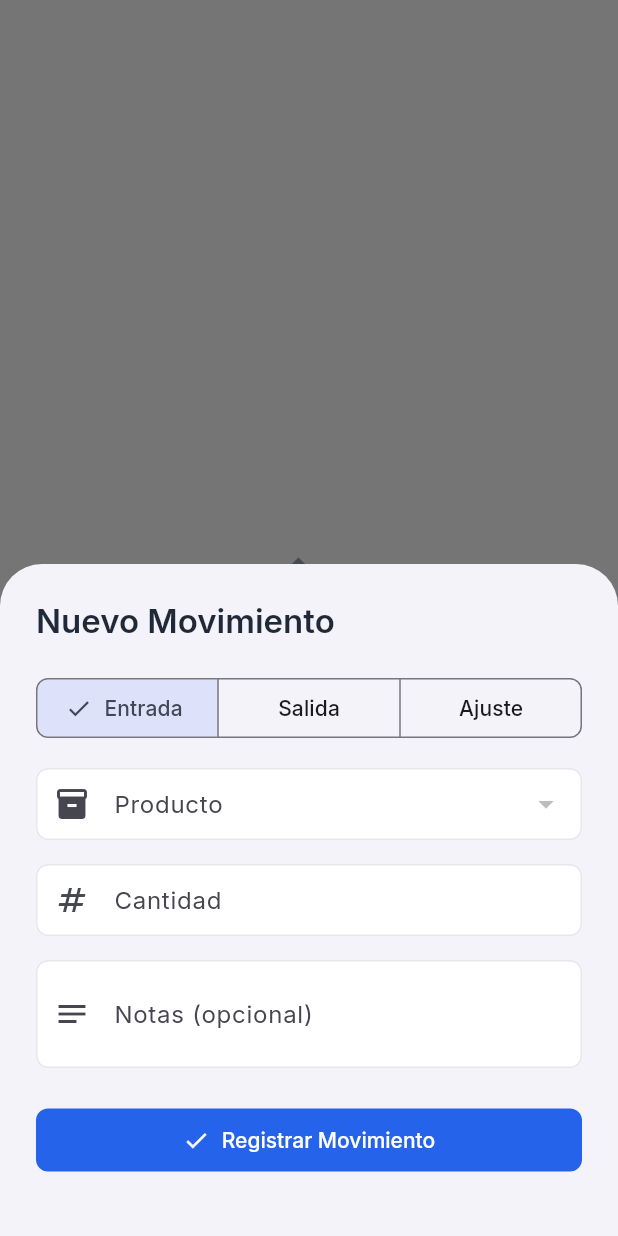
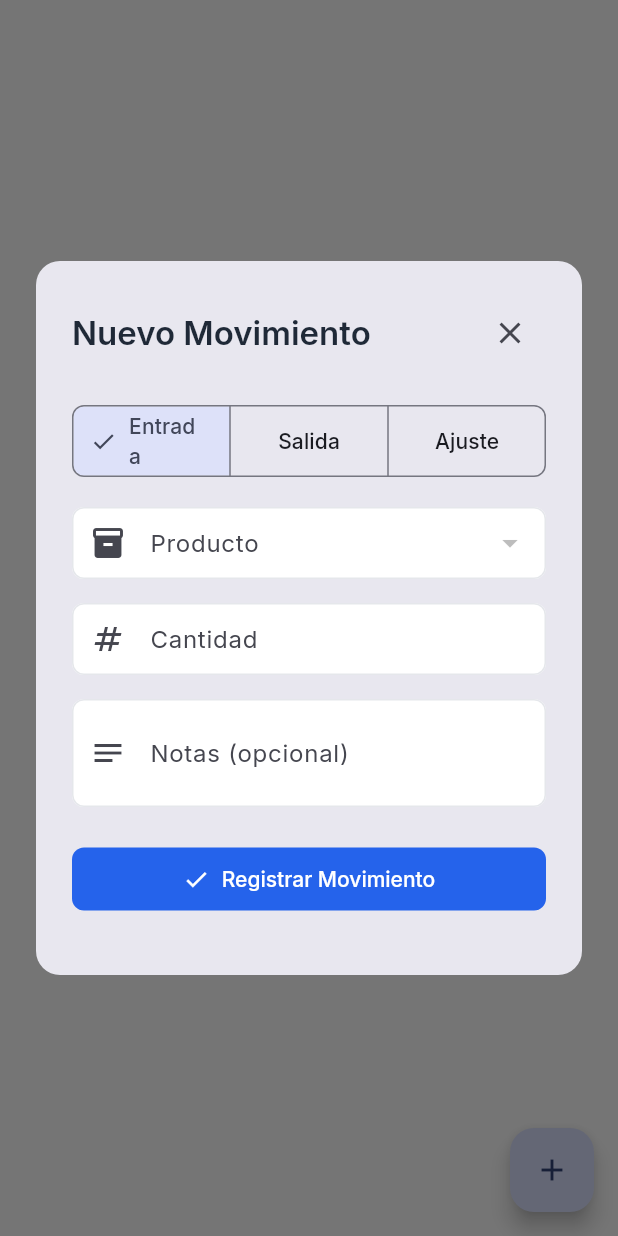
Before and after one commit to Aleon97/stockia, a Flutter app: the InventoryMovementsScreen screen opened directly, after a tap on the "add" icon, on a phone screen of 412 x 824 dp. Run offline on Flutter 3.47's test engine with Material 3 defaults, Android fonts, the phone set to English and light mode, and no system bars; our stand-ins replace cloud_firestore, csv, firebase_auth, firebase_core, flutter_riverpod, google_fonts and 3 more; accounts and stored records are empty.

Commit message:
fix: centrar dialog de movimientos + resolver iconos intermitentes en web
- Cambiar showModalBottomSheet a showDialog centrado con ConstrainedBox(480px)
- Agregar botón cerrar (X) al dialog de nuevo movimiento
- Precargar fuente MaterialIcons en web/index.html
- Build con --no-tree-shake-icons para incluir set completo de iconos

```diff
--- a/lib/presentation/screens/inventory_movements_screen.dart
+++ b/lib/presentation/screens/inventory_movements_screen.dart
@@ -73,12 +73,14 @@ class InventoryMovementsScreen extends ConsumerWidget {
   }
 
   void _showCreateMovementDialog(BuildContext context, WidgetRef ref) {
-    showModalBottomSheet(
+    showDialog(
       context: context,
-      isScrollControlled: true,
-      builder: (ctx) => Padding(
-        padding: EdgeInsets.only(bottom: MediaQuery.of(ctx).viewInsets.bottom),
-        child: const _CreateMovementForm(),
+      builder: (ctx) => Dialog(
+        insetPadding: const EdgeInsets.symmetric(horizontal: 24, vertical: 24),
+        child: ConstrainedBox(
+          constraints: const BoxConstraints(maxWidth: 480),
+          child: const _CreateMovementForm(),
+        ),
       ),
     );
   }
@@ -227,9 +229,18 @@ class _CreateMovementFormState extends ConsumerState<_CreateMovementForm> {
           mainAxisSize: MainAxisSize.min,
           crossAxisAlignment: CrossAxisAlignment.stretch,
           children: [
-            Text(
-              'Nuevo Movimiento',
-              style: Theme.of(context).textTheme.titleLarge,
+            Row(
+              mainAxisAlignment: MainAxisAlignment.spaceBetween,
+              children: [
+                Text(
+                  'Nuevo Movimiento',
+                  style: Theme.of(context).textTheme.titleLarge,
+                ),
+                IconButton(
+                  icon: const Icon(Icons.close),
+                  onPressed: () => Navigator.of(context).pop(),
+                ),
+              ],
             ),
             const SizedBox(height: 20),
             SegmentedButton<MovementType>(
```
Also changed, not shown: 2 other files.
